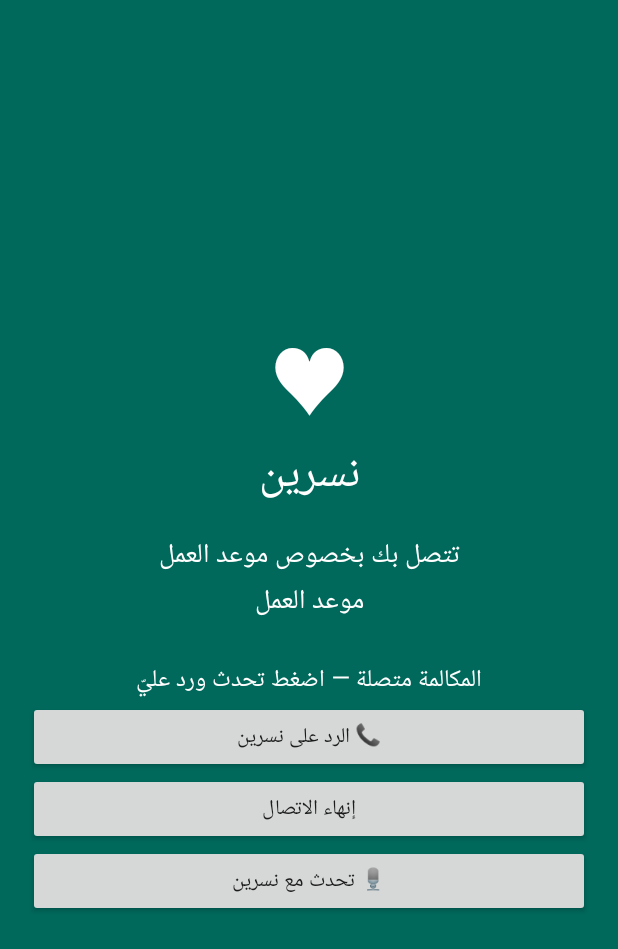
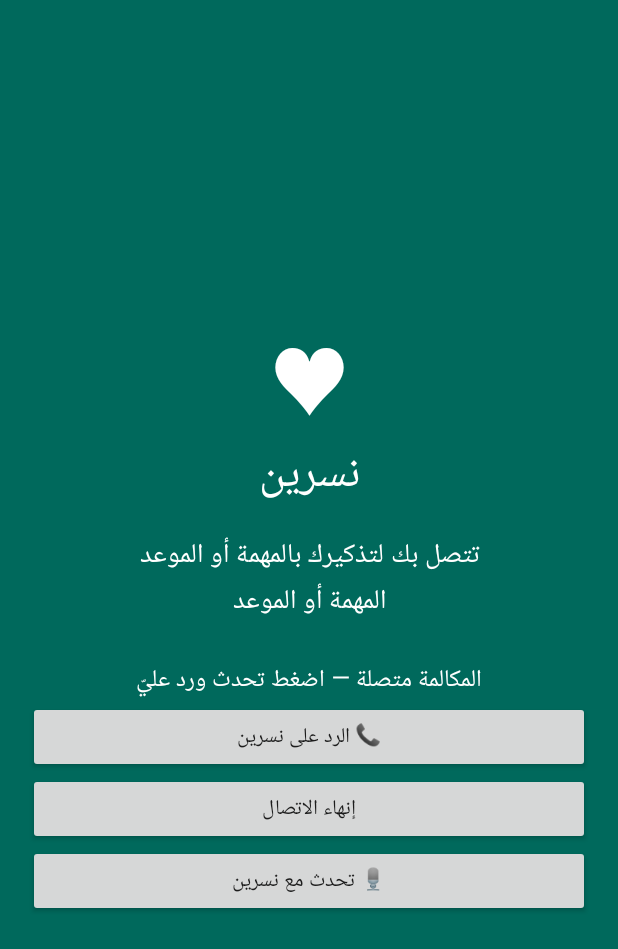
Before and after one commit to alb567z/hayati-alyawmiyya, an Android app: the IncomingCallActivity screen opened directly, with no data from a screen before it, after a tap on "📞 الرد على نسرين", on a phone screen of 412 x 824 dp. Shown: the top 949 px of the screen. Run offline under Robolectric (Android 15) with nearby library versions, the phone set to English and light mode, and no system bars.

Commit message:
تحسين تنبيهات المهام والمواعيد باتصال وارد (#3)
* Add vibration permission for reminder call alerts

* Show all reminders as incoming calls with sound and vibration

* Add repeating ringtone and vibration to reminder call screen

```diff
--- a/app/src/main/java/com/hayati/alyawmiyya/IncomingCallActivity.java
+++ b/app/src/main/java/com/hayati/alyawmiyya/IncomingCallActivity.java
@@ -1,57 +1,233 @@
 package com.hayati.alyawmiyya;
+
 import android.app.Activity;
 import android.content.Intent;
 import android.os.Bundle;
 import android.os.Build;
+import android.os.VibrationEffect;
+import android.os.Vibrator;
 import android.speech.*;
 import android.speech.tts.TextToSpeech;
 import android.view.Gravity;
 import android.view.WindowManager;
 import android.widget.*;
 import android.graphics.Color;
+import android.media.AudioAttributes;
 import android.media.Ringtone;
 import android.media.RingtoneManager;
 import java.util.*;
+
 public class IncomingCallActivity extends Activity {
- private TextToSpeech tts; private Ringtone ringtone; private TextView status; private String title="موعد العمل"; private boolean answered=false;
- private static final int SPEECH=441;
- @Override public void onCreate(Bundle state){
-  super.onCreate(state);
-  if(Build.VERSION.SDK_INT>=27){getWindow().addFlags(WindowManager.LayoutParams.FLAG_KEEP_SCREEN_ON);setShowWhenLocked(true);setTurnScreenOn(true);}
-  else getWindow().addFlags(WindowManager.LayoutParams.FLAG_SHOW_WHEN_LOCKED|WindowManager.LayoutParams.FLAG_TURN_SCREEN_ON|WindowManager.LayoutParams.FLAG_KEEP_SCREEN_ON);
-  title=getIntent().getStringExtra("title");if(title==null||title.trim().isEmpty())title="موعد العمل";
-  getWindow().setStatusBarColor(Color.rgb(0,105,92));
-  LinearLayout root=new LinearLayout(this);root.setOrientation(LinearLayout.VERTICAL);root.setGravity(Gravity.CENTER);root.setPadding(28,32,28,32);root.setBackgroundColor(Color.rgb(0,105,92));
-  TextView avatar=new TextView(this);avatar.setText("♥");avatar.setTextColor(Color.WHITE);avatar.setTextSize(54);avatar.setGravity(Gravity.CENTER);root.addView(avatar);
-  TextView name=new TextView(this);name.setText("نسرين");name.setTextColor(Color.WHITE);name.setTextSize(30);name.setGravity(Gravity.CENTER);root.addView(name);
-  TextView detail=new TextView(this);detail.setText("تتصل بك بخصوص موعد العمل\n"+title);detail.setTextColor(Color.WHITE);detail.setTextSize(18);detail.setGravity(Gravity.CENTER);detail.setPadding(0,18,0,35);root.addView(detail);
-  status=new TextView(this);status.setText("اتصال وارد");status.setTextColor(Color.WHITE);status.setTextSize(16);status.setGravity(Gravity.CENTER);root.addView(status);
-  Button answer=new Button(this);answer.setText("📞 الرد على نسرين");answer.setAllCaps(false);root.addView(answer);
-  Button decline=new Button(this);decline.setText("إنهاء الاتصال");decline.setAllCaps(false);root.addView(decline);
-  setContentView(root);try{android.net.Uri ring=RingtoneManager.getDefaultUri(RingtoneManager.TYPE_RINGTONE);if(ring!=null){ringtone=RingtoneManager.getRingtone(this,ring);if(ringtone!=null)ringtone.play();}}catch(Exception ignored){}tts=new TextToSpeech(this,s->{if(s==TextToSpeech.SUCCESS){tts.setLanguage(new Locale("ar","LY"));android.content.SharedPreferences p=getSharedPreferences("hayati_data",MODE_PRIVATE);String nesreenVoice=p.getString("nesreen_voice_name","");if(!nesreenVoice.isEmpty() && tts.getVoices()!=null){for(android.speech.tts.Voice voice:tts.getVoices()){if(voice!=null && nesreenVoice.equals(voice.getName())){try{tts.setVoice(voice);}catch(Exception ignored){}break;}}}tts.setPitch(1.0f);tts.setSpeechRate(1.0f);}});
-  answer.setOnClickListener(v->answerCall(root));decline.setOnClickListener(v->finish());
- }
- private void answerCall(LinearLayout root){
-  if(answered)return;answered=true;if(ringtone!=null){try{ringtone.stop();}catch(Exception ignored){}}status.setText("المكالمة متصلة — اضغط تحدث ورد عليّ");
-  say("صباح الخير يا صاحبي. نذكرك بموعد العمل: "+title+". كيف أمورك؟ هل أنت جاهز؟");
-  Button talk=new Button(this);talk.setText("🎙️ تحدث مع نسرين");talk.setAllCaps(false);root.addView(talk);talk.setOnClickListener(v->listen());
- }
- private void listen(){
-  if(checkSelfPermission(android.Manifest.permission.RECORD_AUDIO)!=android.content.pm.PackageManager.PERMISSION_GRANTED){requestPermissions(new String[]{android.Manifest.permission.RECORD_AUDIO},72);return;}
-  if(!SpeechRecognizer.isRecognitionAvailable(this)){say("خدمة التعرف على الصوت غير متوفرة في هاتفك.");return;}
-  try{Intent i=new Intent(RecognizerIntent.ACTION_RECOGNIZE_SPEECH);i.putExtra(RecognizerIntent.EXTRA_LANGUAGE_MODEL,RecognizerIntent.LANGUAGE_MODEL_FREE_FORM);i.putExtra(RecognizerIntent.EXTRA_LANGUAGE,"ar-LY");i.putExtra(RecognizerIntent.EXTRA_MAX_RESULTS,1);i.putExtra(RecognizerIntent.EXTRA_PREFER_OFFLINE,true);startActivityForResult(i,SPEECH);}
-  catch(Exception e){say("ما قدرتش نفتح الميكروفون. تأكد من إذن الميكروفون.");}
- }
- @Override protected void onActivityResult(int requestCode,int resultCode,Intent data){
-  super.onActivityResult(requestCode,resultCode,data);if(requestCode!=SPEECH||resultCode!=RESULT_OK||data==null)return;
-  ArrayList<String> r=data.getStringArrayListExtra(RecognizerIntent.EXTRA_RESULTS);if(r==null||r.isEmpty()){say("ما سمعتكش كويس، عاود احكي معاي.");return;}
-  String heard=r.get(0).toLowerCase(new Locale("ar"));String response;
-  if(heard.contains("جاهز")||heard.contains("اي")||heard.contains("تمام")||heard.contains("حاضر"))response="يعطيك الصحة. حاول تكون جاهز قبل الموعد بشوية. تبي نراجع معاك تفاصيل الموعد؟";
-  else if(heard.contains("لا")||heard.contains("مش جاهز")||heard.contains("متأخر"))response="ما فيش مشكلة. حاول ترتب وقتك. تبي نذكرك مرة ثانية؟";
-  else if(heard.contains("شن")||heard.contains("متى")||heard.contains("الساعة"))response="موعدك المسجل هو: "+title+". تقدر تشوف وقته في قائمة التذكيرات.";
-  else response="سمعتك يا صاحبي. نقدر نساعدك في الاستعداد لموعدك. تبي نراجع تفاصيل الموعد؟";
-  status.setText("متصلة — آخر كلامك: "+heard);say(response);
- }
- private void say(String message){if(tts!=null)tts.speak(message,TextToSpeech.QUEUE_FLUSH,null,"work-call-"+System.currentTimeMillis());else if(status!=null)status.setText(message);}
- @Override protected void onDestroy(){if(ringtone!=null){try{ringtone.stop();}catch(Exception ignored){}}if(tts!=null){tts.stop();tts.shutdown();}super.onDestroy();}
+    private TextToSpeech tts;
+    private Ringtone ringtone;
+    private Vibrator vibrator;
+    private TextView status;
+    private String title = "المهمة أو الموعد";
+    private boolean answered = false;
+    private static final int SPEECH = 441;
+
+    @Override
+    public void onCreate(Bundle state) {
+        super.onCreate(state);
+        if (Build.VERSION.SDK_INT >= 27) {
+            getWindow().addFlags(WindowManager.LayoutParams.FLAG_KEEP_SCREEN_ON);
+            setShowWhenLocked(true);
+            setTurnScreenOn(true);
+        } else {
+            getWindow().addFlags(WindowManager.LayoutParams.FLAG_SHOW_WHEN_LOCKED
+                    | WindowManager.LayoutParams.FLAG_TURN_SCREEN_ON
+                    | WindowManager.LayoutParams.FLAG_KEEP_SCREEN_ON);
+        }
+
+        title = getIntent().getStringExtra("title");
+        if (title == null || title.trim().isEmpty()) title = "المهمة أو الموعد";
+        getWindow().setStatusBarColor(Color.rgb(0, 105, 92));
+
+        LinearLayout root = new LinearLayout(this);
+        root.setOrientation(LinearLayout.VERTICAL);
+        root.setGravity(Gravity.CENTER);
+        root.setPadding(28, 32, 28, 32);
+        root.setBackgroundColor(Color.rgb(0, 105, 92));
+
+        TextView avatar = new TextView(this);
+        avatar.setText("♥");
+        avatar.setTextColor(Color.WHITE);
+        avatar.setTextSize(54);
+        avatar.setGravity(Gravity.CENTER);
+        root.addView(avatar);
+
+        TextView name = new TextView(this);
+        name.setText("نسرين");
+        name.setTextColor(Color.WHITE);
+        name.setTextSize(30);
+        name.setGravity(Gravity.CENTER);
+        root.addView(name);
+
+        TextView detail = new TextView(this);
+        detail.setText("تتصل بك لتذكيرك بالمهمة أو الموعد\n" + title);
+        detail.setTextColor(Color.WHITE);
+        detail.setTextSize(18);
+        detail.setGravity(Gravity.CENTER);
+        detail.setPadding(0, 18, 0, 35);
+        root.addView(detail);
+
+        status = new TextView(this);
+        status.setText("اتصال وارد");
+        status.setTextColor(Color.WHITE);
+        status.setTextSize(16);
+        status.setGravity(Gravity.CENTER);
+        root.addView(status);
+
+        Button answer = new Button(this);
+        answer.setText("📞 الرد على نسرين");
+        answer.setAllCaps(false);
+        root.addView(answer);
+
+        Button decline = new Button(this);
+        decline.setText("إنهاء الاتصال");
+        decline.setAllCaps(false);
+        root.addView(decline);
+
+        setContentView(root);
+        startAlert();
+
+        tts = new TextToSpeech(this, result -> {
+            if (result == TextToSpeech.SUCCESS) {
+                tts.setLanguage(new Locale("ar", "LY"));
+                android.content.SharedPreferences prefs = getSharedPreferences("hayati_data", MODE_PRIVATE);
+                String voiceName = prefs.getString("nesreen_voice_name", "");
+                if (!voiceName.isEmpty() && tts.getVoices() != null) {
+                    for (android.speech.tts.Voice voice : tts.getVoices()) {
+                        if (voice != null && voiceName.equals(voice.getName())) {
+                            try { tts.setVoice(voice); } catch (Exception ignored) {}
+                            break;
+                        }
+                    }
+                }
+                tts.setPitch(1.0f);
+                tts.setSpeechRate(1.0f);
+            }
+        });
+
+        answer.setOnClickListener(v -> answerCall(root));
+        decline.setOnClickListener(v -> finish());
+    }
+
+    private void startAlert() {
+        try {
+            android.net.Uri tone = RingtoneManager.getDefaultUri(RingtoneManager.TYPE_ALARM);
+            if (tone == null) tone = RingtoneManager.getDefaultUri(RingtoneManager.TYPE_RINGTONE);
+            ringtone = RingtoneManager.getRingtone(this, tone);
+            if (ringtone != null) {
+                if (Build.VERSION.SDK_INT >= 21) {
+                    ringtone.setAudioAttributes(new AudioAttributes.Builder()
+                            .setUsage(AudioAttributes.USAGE_ALARM)
+                            .setContentType(AudioAttributes.CONTENT_TYPE_SONIFICATION)
+                            .build());
+                } else {
+                    ringtone.setStreamType(android.media.AudioManager.STREAM_ALARM);
+                }
+                ringtone.play();
+            }
+        } catch (Exception ignored) {}
+
+        try {
+            vibrator = (Vibrator) getSystemService(VIBRATOR_SERVICE);
+            if (vibrator != null && vibrator.hasVibrator()) {
+                long[] pattern = {0, 700, 450, 700, 450, 1100};
+                if (Build.VERSION.SDK_INT >= 26) {
+                    vibrator.vibrate(VibrationEffect.createWaveform(pattern, 0));
+                } else {
+                    vibrator.vibrate(pattern, 0);
+                }
+            }
+        } catch (Exception ignored) {}
+    }
+
+    private void stopAlert() {
+        if (ringtone != null) {
+            try { ringtone.stop(); } catch (Exception ignored) {}
+        }
+        if (vibrator != null) {
+            try { vibrator.cancel(); } catch (Exception ignored) {}
+        }
+    }
+
+    private void answerCall(LinearLayout root) {
+        if (answered) return;
+        answered = true;
+        stopAlert();
+        status.setText("المكالمة متصلة — اضغط تحدث ورد عليّ");
+        say("صباح الخير يا صاحبي. نذكرك بالمهمة أو الموعد: " + title
+                + ". كيف أمورك؟ هل أنت جاهز؟");
+        Button talk = new Button(this);
+        talk.setText("🎙️ تحدث مع نسرين");
+        talk.setAllCaps(false);
+        root.addView(talk);
+        talk.setOnClickListener(v -> listen());
+    }
+
+    private void listen() {
+        if (checkSelfPermission(android.Manifest.permission.RECORD_AUDIO)
+                != android.content.pm.PackageManager.PERMISSION_GRANTED) {
+            requestPermissions(new String[]{android.Manifest.permission.RECORD_AUDIO}, 72);
+            return;
+        }
+        if (!SpeechRecognizer.isRecognitionAvailable(this)) {
+            say("خدمة التعرف على الصوت غير متوفرة في هاتفك.");
+            return;
+        }
+        try {
+            Intent intent = new Intent(RecognizerIntent.ACTION_RECOGNIZE_SPEECH);
+            intent.putExtra(RecognizerIntent.EXTRA_LANGUAGE_MODEL, RecognizerIntent.LANGUAGE_MODEL_FREE_FORM);
+            intent.putExtra(RecognizerIntent.EXTRA_LANGUAGE, "ar-LY");
+            intent.putExtra(RecognizerIntent.EXTRA_MAX_RESULTS, 1);
+            intent.putExtra(RecognizerIntent.EXTRA_PREFER_OFFLINE, true);
+            startActivityForResult(intent, SPEECH);
+        } catch (Exception e) {
+            say("ما قدرتش نفتح الميكروفون. تأكد من إذن الميكروفون.");
+        }
+    }
+
+    @Override
+    protected void onActivityResult(int requestCode, int resultCode, Intent data) {
+        super.onActivityResult(requestCode, resultCode, data);
+        if (requestCode != SPEECH || resultCode != RESULT_OK || data == null) return;
+        ArrayList<String> results = data.getStringArrayListExtra(RecognizerIntent.EXTRA_RESULTS);
+        if (results == null || results.isEmpty()) {
+            say("ما سمعتكش كويس، عاود احكي معاي.");
+            return;
+        }
+        String heard = results.get(0).toLowerCase(new Locale("ar"));
+        String response;
+        if (heard.contains("جاهز") || heard.contains("اي") || heard.contains("تمام") || heard.contains("حاضر")) {
+            response = "يعطيك الصحة. حاول تكون جاهز قبل الموعد بشوية. تبي نراجع معاك تفاصيله؟";
+        } else if (heard.contains("لا") || heard.contains("مش جاهز") || heard.contains("متأخر")) {
+            response = "ما فيش مشكلة. حاول ترتب وقتك. تبي نذكرك مرة ثانية؟";
+        } else if (heard.contains("شن") || heard.contains("متى") || heard.contains("الساعة")) {
+            response = "التذكير المسجل هو: " + title + ". تقدر تشوف وقته في قائمة التذكيرات.";
+        } else {
+            response = "سمعتك يا صاحبي. نقدر نساعدك في الاستعداد. تبي نراجع تفاصيل التذكير؟";
+        }
+        status.setText("متصلة — آخر كلامك: " + heard);
+        say(response);
+    }
+
+    private void say(String message) {
+        if (tts != null) {
+            tts.speak(message, TextToSpeech.QUEUE_FLUSH, null, "reminder-call-" + System.currentTimeMillis());
+        } else if (status != null) {
+            status.setText(message);
+        }
+    }
+
+    @Override
+    protected void onDestroy() {
+        stopAlert();
+        if (tts != null) {
+            tts.stop();
+            tts.shutdown();
+        }
+        super.onDestroy();
+    }
 }
```
Also changed, not shown: app/src/main/AndroidManifest.xml (+4 -12 lines), app/src/main/java/com/hayati/alyawmiyya/ReminderReceiver.java (+59 -20 lines).
